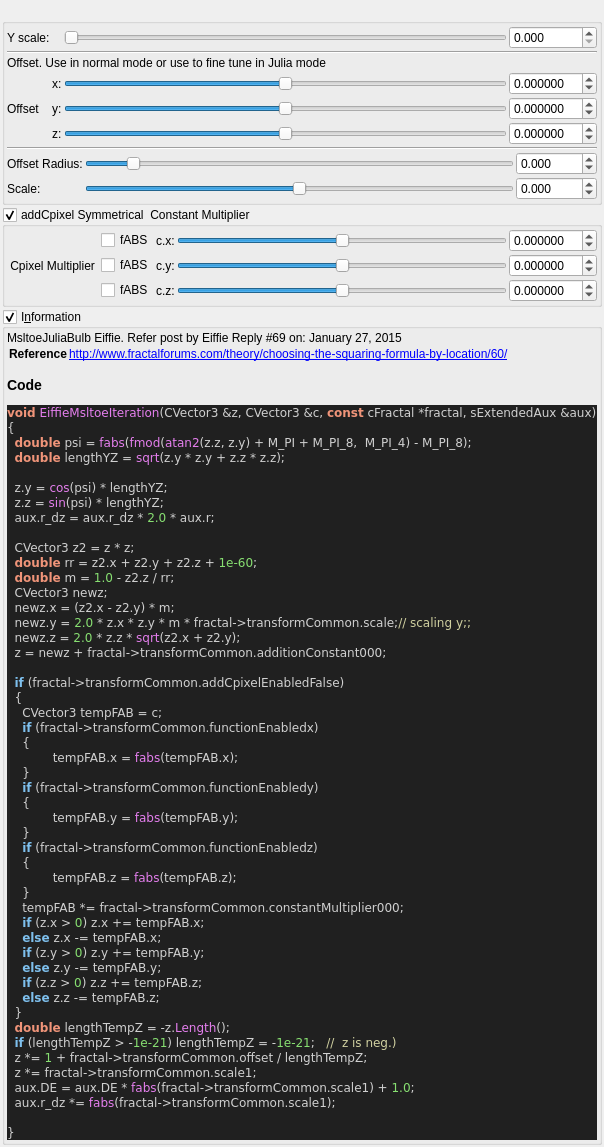
The window that mandelbulber2/qt_data/fractal_eiffie_msltoe.ui (buddhi1980/mandelbulber2) describes before a commit, drawn with Qt 5.
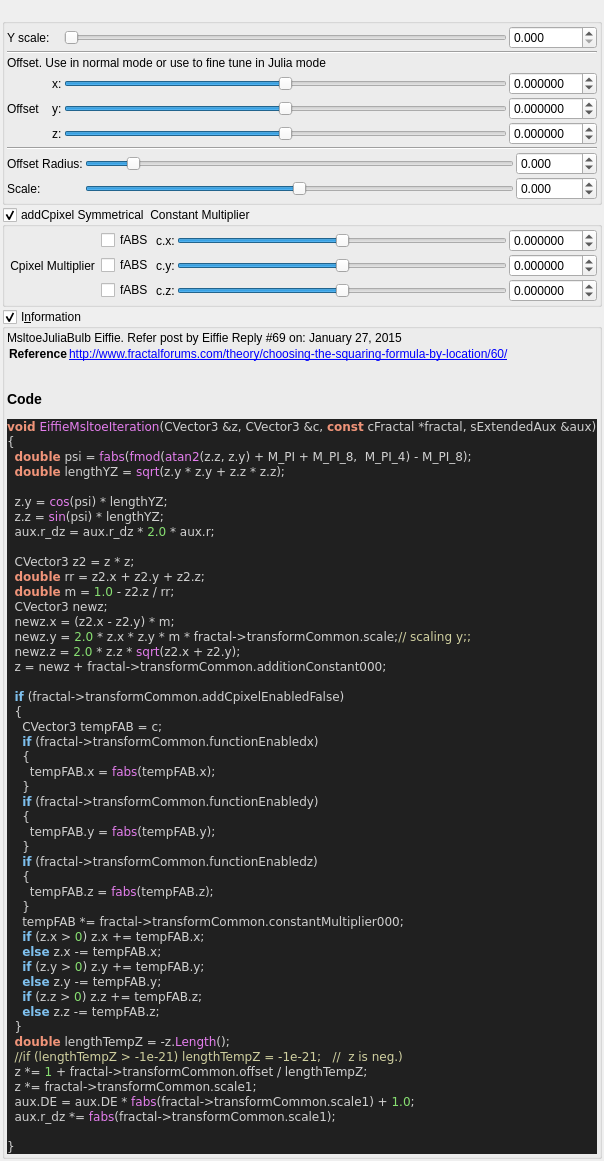
The same window after the commit. Custom widgets are drawn as their Qt base class.

Commit message:
stripped code highlight output to body tag
 the surrounding part (HTML Tag and comment) contained version specific parts.
 Now only the body tag will be written to the ui file,
 so the complete output of populateUiInformation.php should be reproducable.

 Also readded broken symlinks in deploy/share/mandelbulber2

```diff
--- a/mandelbulber2/qt_data/fractal_eiffie_msltoe.ui
+++ b/mandelbulber2/qt_data/fractal_eiffie_msltoe.ui
@@ -735,17 +735,12 @@
        <widget class="QLabel" name="label_code_content">
         <property name="text">
          <string>&lt;p&gt;MsltoeJuliaBulb Eiffie. Refer post by Eiffie    Reply #69 on: January 27, 2015&lt;/p&gt;&lt;table&gt;
-&lt;tr&gt;&lt;th&gt;Reference&lt;/th&gt;&lt;td&gt;&lt;a href=&quot;http://www.fractalforums.com/theory/choosing-the-squaring-formula-by-location/60/&quot;&gt;http://www.fractalforums.com/theory/choosing-the-squaring-formula-by-location/60/&lt;/a&gt;&lt;/td&gt;&lt;/tr&gt;
+&lt;tr&gt;&lt;th&gt;Reference&lt;/th&gt;&lt;td&gt;&lt;a href=&quot;http://www.fractalforums.com/theory/choosing-the-squaring-formula-by-location/60/&quot;&gt;http://www.fractalforums.com/theory/choosing-the-squaring-formula-by-location/60/&lt;br&gt;
+&lt;/td&gt;&lt;/tr&gt;
 &lt;/table&gt;
 &lt;h3&gt;Code&lt;/h3&gt;
-&lt;!DOCTYPE HTML PUBLIC &quot;-//W3C//DTD HTML 4.0 Transitional//EN&quot;&gt;
-&lt;html&gt;
-&lt;head&gt;
-&lt;meta http-equiv=&quot;content-type&quot; content=&quot;text/html; charset=ISO-8859-1&quot;&gt;
-&lt;title&gt;Source file&lt;/title&gt;
-&lt;/head&gt;
 &lt;body style=&quot;background-color:#202020&quot;&gt;
-&lt;pre style=&quot;color:#d0d0d0; background-color:#202020;  font-family:'Courier New';&quot;&gt;&lt;span style=&quot;color:#f09479; font-weight:bold&quot;&gt;void&lt;/span&gt; &lt;span style=&quot;color:#e47eed&quot;&gt;EiffieMsltoeIteration&lt;/span&gt;&lt;span style=&quot;color:#d0d0d0&quot;&gt;(&lt;/span&gt;CVector3 &lt;span style=&quot;color:#d0d0d0&quot;&gt;&amp;amp;&lt;/span&gt;z&lt;span style=&quot;color:#d0d0d0&quot;&gt;,&lt;/span&gt; CVector3 &lt;span style=&quot;color:#d0d0d0&quot;&gt;&amp;amp;&lt;/span&gt;c&lt;span style=&quot;color:#d0d0d0&quot;&gt;,&lt;/span&gt; &lt;span style=&quot;color:#f09479; font-weight:bold&quot;&gt;const&lt;/span&gt; cFractal &lt;span style=&quot;color:#d0d0d0&quot;&gt;*&lt;/span&gt;fractal&lt;span style=&quot;color:#d0d0d0&quot;&gt;,&lt;/span&gt; sExtendedAux &lt;span style=&quot;color:#d0d0d0&quot;&gt;&amp;amp;&lt;/span&gt;aux&lt;span style=&quot;color:#d0d0d0&quot;&gt;)&lt;/span&gt;
+&lt;pre style=&quot;color:#d0d0d0; background-color:#202020;  font-family:'Courier New',monospace;&quot;&gt;&lt;span style=&quot;color:#f09479; font-weight:bold&quot;&gt;void&lt;/span&gt; &lt;span style=&quot;color:#e47eed&quot;&gt;EiffieMsltoeIteration&lt;/span&gt;&lt;span style=&quot;color:#d0d0d0&quot;&gt;(&lt;/span&gt;CVector3 &lt;span style=&quot;color:#d0d0d0&quot;&gt;&amp;amp;&lt;/span&gt;z&lt;span style=&quot;color:#d0d0d0&quot;&gt;,&lt;/span&gt; CVector3 &lt;span style=&quot;color:#d0d0d0&quot;&gt;&amp;amp;&lt;/span&gt;c&lt;span style=&quot;color:#d0d0d0&quot;&gt;,&lt;/span&gt; &lt;span style=&quot;color:#f09479; font-weight:bold&quot;&gt;const&lt;/span&gt; cFractal &lt;span style=&quot;color:#d0d0d0&quot;&gt;*&lt;/span&gt;fractal&lt;span style=&quot;color:#d0d0d0&quot;&gt;,&lt;/span&gt; sExtendedAux &lt;span style=&quot;color:#d0d0d0&quot;&gt;&amp;amp;&lt;/span&gt;aux&lt;span style=&quot;color:#d0d0d0&quot;&gt;)&lt;/span&gt;
 &lt;span style=&quot;color:#d0d0d0&quot;&gt;{&lt;/span&gt;
   &lt;span style=&quot;color:#f09479; font-weight:bold&quot;&gt;double&lt;/span&gt; psi &lt;span style=&quot;color:#d0d0d0&quot;&gt;=&lt;/span&gt; &lt;span style=&quot;color:#e47eed&quot;&gt;fabs&lt;/span&gt;&lt;span style=&quot;color:#d0d0d0&quot;&gt;(&lt;/span&gt;&lt;span style=&quot;color:#e47eed&quot;&gt;fmod&lt;/span&gt;&lt;span style=&quot;color:#d0d0d0&quot;&gt;(&lt;/span&gt;&lt;span style=&quot;color:#e47eed&quot;&gt;atan2&lt;/span&gt;&lt;span style=&quot;color:#d0d0d0&quot;&gt;(&lt;/span&gt;z&lt;span style=&quot;color:#d0d0d0&quot;&gt;.&lt;/span&gt;z&lt;span style=&quot;color:#d0d0d0&quot;&gt;,&lt;/span&gt; z&lt;span style=&quot;color:#d0d0d0&quot;&gt;.&lt;/span&gt;y&lt;span style=&quot;color:#d0d0d0&quot;&gt;) +&lt;/span&gt; M_PI &lt;span style=&quot;color:#d0d0d0&quot;&gt;+&lt;/span&gt; M_PI_8&lt;span style=&quot;color:#d0d0d0&quot;&gt;,&lt;/span&gt;  M_PI_4&lt;span style=&quot;color:#d0d0d0&quot;&gt;) -&lt;/span&gt; M_PI_8&lt;span style=&quot;color:#d0d0d0&quot;&gt;);&lt;/span&gt;
   &lt;span style=&quot;color:#f09479; font-weight:bold&quot;&gt;double&lt;/span&gt; lengthYZ &lt;span style=&quot;color:#d0d0d0&quot;&gt;=&lt;/span&gt; &lt;span style=&quot;color:#e47eed&quot;&gt;sqrt&lt;/span&gt;&lt;span style=&quot;color:#d0d0d0&quot;&gt;(&lt;/span&gt;z&lt;span style=&quot;color:#d0d0d0&quot;&gt;.&lt;/span&gt;y &lt;span style=&quot;color:#d0d0d0&quot;&gt;*&lt;/span&gt; z&lt;span style=&quot;color:#d0d0d0&quot;&gt;.&lt;/span&gt;y &lt;span style=&quot;color:#d0d0d0&quot;&gt;+&lt;/span&gt; z&lt;span style=&quot;color:#d0d0d0&quot;&gt;.&lt;/span&gt;z &lt;span style=&quot;color:#d0d0d0&quot;&gt;*&lt;/span&gt; z&lt;span style=&quot;color:#d0d0d0&quot;&gt;.&lt;/span&gt;z&lt;span style=&quot;color:#d0d0d0&quot;&gt;);&lt;/span&gt;
@@ -755,7 +750,7 @@
   aux&lt;span style=&quot;color:#d0d0d0&quot;&gt;.&lt;/span&gt;r_dz &lt;span style=&quot;color:#d0d0d0&quot;&gt;=&lt;/span&gt; aux&lt;span style=&quot;color:#d0d0d0&quot;&gt;.&lt;/span&gt;r_dz &lt;span style=&quot;color:#d0d0d0&quot;&gt;*&lt;/span&gt; &lt;span style=&quot;color:#87df71&quot;&gt;2.0&lt;/span&gt; &lt;span style=&quot;color:#d0d0d0&quot;&gt;*&lt;/span&gt; aux&lt;span style=&quot;color:#d0d0d0&quot;&gt;.&lt;/span&gt;r&lt;span style=&quot;color:#d0d0d0&quot;&gt;;&lt;/span&gt;
 
   CVector3 z2 &lt;span style=&quot;color:#d0d0d0&quot;&gt;=&lt;/span&gt; z &lt;span style=&quot;color:#d0d0d0&quot;&gt;*&lt;/span&gt; z&lt;span style=&quot;color:#d0d0d0&quot;&gt;;&lt;/span&gt;
-  &lt;span style=&quot;color:#f09479; font-weight:bold&quot;&gt;double&lt;/span&gt; rr &lt;span style=&quot;color:#d0d0d0&quot;&gt;=&lt;/span&gt; z2&lt;span style=&quot;color:#d0d0d0&quot;&gt;.&lt;/span&gt;x &lt;span style=&quot;color:#d0d0d0&quot;&gt;+&lt;/span&gt; z2&lt;span style=&quot;color:#d0d0d0&quot;&gt;.&lt;/span&gt;y &lt;span style=&quot;color:#d0d0d0&quot;&gt;+&lt;/span&gt; z2&lt;span style=&quot;color:#d0d0d0&quot;&gt;.&lt;/span&gt;z &lt;span style=&quot;color:#d0d0d0&quot;&gt;+&lt;/span&gt; &lt;span style=&quot;color:#87df71&quot;&gt;1e-60&lt;/span&gt;&lt;span style=&quot;color:#d0d0d0&quot;&gt;;&lt;/span&gt;
+  &lt;span style=&quot;color:#f09479; font-weight:bold&quot;&gt;double&lt;/span&gt; rr &lt;span style=&quot;color:#d0d0d0&quot;&gt;=&lt;/span&gt; z2&lt;span style=&quot;color:#d0d0d0&quot;&gt;.&lt;/span&gt;x &lt;span style=&quot;color:#d0d0d0&quot;&gt;+&lt;/span&gt; z2&lt;span style=&quot;color:#d0d0d0&quot;&gt;.&lt;/span&gt;y &lt;span style=&quot;color:#d0d0d0&quot;&gt;+&lt;/span&gt; z2&lt;span style=&quot;color:#d0d0d0&quot;&gt;.&lt;/span&gt;z&lt;span style=&quot;color:#d0d0d0&quot;&gt;;&lt;/span&gt;
   &lt;span style=&quot;color:#f09479; font-weight:bold&quot;&gt;double&lt;/span&gt; m &lt;span style=&quot;color:#d0d0d0&quot;&gt;=&lt;/span&gt; &lt;span style=&quot;color:#87df71&quot;&gt;1.0&lt;/span&gt; &lt;span style=&quot;color:#d0d0d0&quot;&gt;-&lt;/span&gt; z2&lt;span style=&quot;color:#d0d0d0&quot;&gt;.&lt;/span&gt;z &lt;span style=&quot;color:#d0d0d0&quot;&gt;/&lt;/span&gt; rr&lt;span style=&quot;color:#d0d0d0&quot;&gt;;&lt;/span&gt;
   CVector3 newz&lt;span style=&quot;color:#d0d0d0&quot;&gt;;&lt;/span&gt;
   newz&lt;span style=&quot;color:#d0d0d0&quot;&gt;.&lt;/span&gt;x &lt;span style=&quot;color:#d0d0d0&quot;&gt;= (&lt;/span&gt;z2&lt;span style=&quot;color:#d0d0d0&quot;&gt;.&lt;/span&gt;x &lt;span style=&quot;color:#d0d0d0&quot;&gt;-&lt;/span&gt; z2&lt;span style=&quot;color:#d0d0d0&quot;&gt;.&lt;/span&gt;y&lt;span style=&quot;color:#d0d0d0&quot;&gt;) *&lt;/span&gt; m&lt;span style=&quot;color:#d0d0d0&quot;&gt;;&lt;/span&gt;
@@ -768,15 +763,15 @@
     CVector3 tempFAB &lt;span style=&quot;color:#d0d0d0&quot;&gt;=&lt;/span&gt; c&lt;span style=&quot;color:#d0d0d0&quot;&gt;;&lt;/span&gt;
     &lt;span style=&quot;color:#7ec0ee; font-weight:bold&quot;&gt;if&lt;/span&gt; &lt;span style=&quot;color:#d0d0d0&quot;&gt;(&lt;/span&gt;fractal&lt;span style=&quot;color:#d0d0d0&quot;&gt;-&amp;gt;&lt;/span&gt;transformCommon&lt;span style=&quot;color:#d0d0d0&quot;&gt;.&lt;/span&gt;functionEnabledx&lt;span style=&quot;color:#d0d0d0&quot;&gt;)&lt;/span&gt;
     &lt;span style=&quot;color:#d0d0d0&quot;&gt;{&lt;/span&gt;
-            tempFAB&lt;span style=&quot;color:#d0d0d0&quot;&gt;.&lt;/span&gt;x &lt;span style=&quot;color:#d0d0d0&quot;&gt;=&lt;/span&gt; &lt;span style=&quot;color:#e47eed&quot;&gt;fabs&lt;/span&gt;&lt;span style=&quot;color:#d0d0d0&quot;&gt;(&lt;/span&gt;tempFAB&lt;span style=&quot;color:#d0d0d0&quot;&gt;.&lt;/span&gt;x&lt;span style=&quot;color:#d0d0d0&quot;&gt;);&lt;/span&gt;
+      tempFAB&lt;span style=&quot;color:#d0d0d0&quot;&gt;.&lt;/span&gt;x &lt;span style=&quot;color:#d0d0d0&quot;&gt;=&lt;/span&gt; &lt;span style=&quot;color:#e47eed&quot;&gt;fabs&lt;/span&gt;&lt;span style=&quot;color:#d0d0d0&quot;&gt;(&lt;/span&gt;tempFAB&lt;span style=&quot;color:#d0d0d0&quot;&gt;.&lt;/span&gt;x&lt;span style=&quot;color:#d0d0d0&quot;&gt;);&lt;/span&gt;
     &lt;span style=&quot;color:#d0d0d0&quot;&gt;}&lt;/span&gt;
     &lt;span style=&quot;color:#7ec0ee; font-weight:bold&quot;&gt;if&lt;/span&gt; &lt;span style=&quot;color:#d0d0d0&quot;&gt;(&lt;/span&gt;fractal&lt;span style=&quot;color:#d0d0d0&quot;&gt;-&amp;gt;&lt;/span&gt;transformCommon&lt;span style=&quot;color:#d0d0d0&quot;&gt;.&lt;/span&gt;functionEnabledy&lt;span style=&quot;color:#d0d0d0&quot;&gt;)&lt;/span&gt;
     &lt;span style=&quot;color:#d0d0d0&quot;&gt;{&lt;/span&gt;
-            tempFAB&lt;span style=&quot;color:#d0d0d0&quot;&gt;.&lt;/span&gt;y &lt;span style=&quot;color:#d0d0d0&quot;&gt;=&lt;/span&gt; &lt;span style=&quot;color:#e47eed&quot;&gt;fabs&lt;/span&gt;&lt;span style=&quot;color:#d0d0d0&quot;&gt;(&lt;/span&gt;tempFAB&lt;span style=&quot;color:#d0d0d0&quot;&gt;.&lt;/span&gt;y&lt;span style=&quot;color:#d0d0d0&quot;&gt;);&lt;/span&gt;
+      tempFAB&lt;span style=&quot;color:#d0d0d0&quot;&gt;.&lt;/span&gt;y &lt;span style=&quot;color:#d0d0d0&quot;&gt;=&lt;/span&gt; &lt;span style=&quot;color:#e47eed&quot;&gt;fabs&lt;/span&gt;&lt;span style=&quot;color:#d0d0d0&quot;&gt;(&lt;/span&gt;tempFAB&lt;span style=&quot;color:#d0d0d0&quot;&gt;.&lt;/span&gt;y&lt;span style=&quot;color:#d0d0d0&quot;&gt;);&lt;/span&gt;
     &lt;span style=&quot;color:#d0d0d0&quot;&gt;}&lt;/span&gt;
     &lt;span style=&quot;color:#7ec0ee; font-weight:bold&quot;&gt;if&lt;/span&gt; &lt;span style=&quot;color:#d0d0d0&quot;&gt;(&lt;/span&gt;fractal&lt;span style=&quot;color:#d0d0d0&quot;&gt;-&amp;gt;&lt;/span&gt;transformCommon&lt;span style=&quot;color:#d0d0d0&quot;&gt;.&lt;/span&gt;functionEnabledz&lt;span style=&quot;color:#d0d0d0&quot;&gt;)&lt;/span&gt;
     &lt;span style=&quot;color:#d0d0d0&quot;&gt;{&lt;/span&gt;
-            tempFAB&lt;span style=&quot;color:#d0d0d0&quot;&gt;.&lt;/span&gt;z &lt;span style=&quot;color:#d0d0d0&quot;&gt;=&lt;/span&gt; &lt;span style=&quot;color:#e47eed&quot;&gt;fabs&lt;/span&gt;&lt;span style=&quot;color:#d0d0d0&quot;&gt;(&lt;/span&gt;tempFAB&lt;span style=&quot;color:#d0d0d0&quot;&gt;.&lt;/span&gt;z&lt;span style=&quot;color:#d0d0d0&quot;&gt;);&lt;/span&gt;
+      tempFAB&lt;span style=&quot;color:#d0d0d0&quot;&gt;.&lt;/span&gt;z &lt;span style=&quot;color:#d0d0d0&quot;&gt;=&lt;/span&gt; &lt;span style=&quot;color:#e47eed&quot;&gt;fabs&lt;/span&gt;&lt;span style=&quot;color:#d0d0d0&quot;&gt;(&lt;/span&gt;tempFAB&lt;span style=&quot;color:#d0d0d0&quot;&gt;.&lt;/span&gt;z&lt;span style=&quot;color:#d0d0d0&quot;&gt;);&lt;/span&gt;
     &lt;span style=&quot;color:#d0d0d0&quot;&gt;}&lt;/span&gt;
     tempFAB &lt;span style=&quot;color:#d0d0d0&quot;&gt;*=&lt;/span&gt; fractal&lt;span style=&quot;color:#d0d0d0&quot;&gt;-&amp;gt;&lt;/span&gt;transformCommon&lt;span style=&quot;color:#d0d0d0&quot;&gt;.&lt;/span&gt;constantMultiplier000&lt;span style=&quot;color:#d0d0d0&quot;&gt;;&lt;/span&gt;
     &lt;span style=&quot;color:#7ec0ee; font-weight:bold&quot;&gt;if&lt;/span&gt; &lt;span style=&quot;color:#d0d0d0&quot;&gt;(&lt;/span&gt;z&lt;span style=&quot;color:#d0d0d0&quot;&gt;.&lt;/span&gt;x &lt;span style=&quot;color:#d0d0d0&quot;&gt;&amp;gt;&lt;/span&gt; &lt;span style=&quot;color:#87df71&quot;&gt;0&lt;/span&gt;&lt;span style=&quot;color:#d0d0d0&quot;&gt;)&lt;/span&gt; z&lt;span style=&quot;color:#d0d0d0&quot;&gt;.&lt;/span&gt;x &lt;span style=&quot;color:#d0d0d0&quot;&gt;+=&lt;/span&gt; tempFAB&lt;span style=&quot;color:#d0d0d0&quot;&gt;.&lt;/span&gt;x&lt;span style=&quot;color:#d0d0d0&quot;&gt;;&lt;/span&gt;
@@ -787,7 +782,7 @@
     &lt;span style=&quot;color:#7ec0ee; font-weight:bold&quot;&gt;else&lt;/span&gt; z&lt;span style=&quot;color:#d0d0d0&quot;&gt;.&lt;/span&gt;z &lt;span style=&quot;color:#d0d0d0&quot;&gt;-=&lt;/span&gt; tempFAB&lt;span style=&quot;color:#d0d0d0&quot;&gt;.&lt;/span&gt;z&lt;span style=&quot;color:#d0d0d0&quot;&gt;;&lt;/span&gt;
   &lt;span style=&quot;color:#d0d0d0&quot;&gt;}&lt;/span&gt;
   &lt;span style=&quot;color:#f09479; font-weight:bold&quot;&gt;double&lt;/span&gt; lengthTempZ &lt;span style=&quot;color:#d0d0d0&quot;&gt;= -&lt;/span&gt;z&lt;span style=&quot;color:#d0d0d0&quot;&gt;.&lt;/span&gt;&lt;span style=&quot;color:#e47eed&quot;&gt;Length&lt;/span&gt;&lt;span style=&quot;color:#d0d0d0&quot;&gt;();&lt;/span&gt;
-  &lt;span style=&quot;color:#7ec0ee; font-weight:bold&quot;&gt;if&lt;/span&gt; &lt;span style=&quot;color:#d0d0d0&quot;&gt;(&lt;/span&gt;lengthTempZ &lt;span style=&quot;color:#d0d0d0&quot;&gt;&amp;gt; -&lt;/span&gt;&lt;span style=&quot;color:#87df71&quot;&gt;1e-21&lt;/span&gt;&lt;span style=&quot;color:#d0d0d0&quot;&gt;)&lt;/span&gt; lengthTempZ &lt;span style=&quot;color:#d0d0d0&quot;&gt;= -&lt;/span&gt;&lt;span style=&quot;color:#87df71&quot;&gt;1e-21&lt;/span&gt;&lt;span style=&quot;color:#d0d0d0&quot;&gt;;&lt;/span&gt;   &lt;span style=&quot;color:#d0d0a0&quot;&gt;//  z is neg.)&lt;/span&gt;
+  &lt;span style=&quot;color:#d0d0a0&quot;&gt;//if (lengthTempZ &amp;gt; -1e-21) lengthTempZ = -1e-21;   //  z is neg.)&lt;/span&gt;
   z &lt;span style=&quot;color:#d0d0d0&quot;&gt;*=&lt;/span&gt; &lt;span style=&quot;color:#87df71&quot;&gt;1&lt;/span&gt; &lt;span style=&quot;color:#d0d0d0&quot;&gt;+&lt;/span&gt; fractal&lt;span style=&quot;color:#d0d0d0&quot;&gt;-&amp;gt;&lt;/span&gt;transformCommon&lt;span style=&quot;color:#d0d0d0&quot;&gt;.&lt;/span&gt;offset &lt;span style=&quot;color:#d0d0d0&quot;&gt;/&lt;/span&gt; lengthTempZ&lt;span style=&quot;color:#d0d0d0&quot;&gt;;&lt;/span&gt;
   z &lt;span style=&quot;color:#d0d0d0&quot;&gt;*=&lt;/span&gt; fractal&lt;span style=&quot;color:#d0d0d0&quot;&gt;-&amp;gt;&lt;/span&gt;transformCommon&lt;span style=&quot;color:#d0d0d0&quot;&gt;.&lt;/span&gt;scale1&lt;span style=&quot;color:#d0d0d0&quot;&gt;;&lt;/span&gt;
   aux&lt;span style=&quot;color:#d0d0d0&quot;&gt;.&lt;/span&gt;DE &lt;span style=&quot;color:#d0d0d0&quot;&gt;=&lt;/span&gt; aux&lt;span style=&quot;color:#d0d0d0&quot;&gt;.&lt;/span&gt;DE &lt;span style=&quot;color:#d0d0d0&quot;&gt;*&lt;/span&gt; &lt;span style=&quot;color:#e47eed&quot;&gt;fabs&lt;/span&gt;&lt;span style=&quot;color:#d0d0d0&quot;&gt;(&lt;/span&gt;fractal&lt;span style=&quot;color:#d0d0d0&quot;&gt;-&amp;gt;&lt;/span&gt;transformCommon&lt;span style=&quot;color:#d0d0d0&quot;&gt;.&lt;/span&gt;scale1&lt;span style=&quot;color:#d0d0d0&quot;&gt;) +&lt;/span&gt; &lt;span style=&quot;color:#87df71&quot;&gt;1.0&lt;/span&gt;&lt;span style=&quot;color:#d0d0d0&quot;&gt;;&lt;/span&gt;
@@ -795,10 +790,7 @@
 
 &lt;span style=&quot;color:#d0d0d0&quot;&gt;}&lt;/span&gt;
 &lt;/pre&gt;
-&lt;/body&gt;
-&lt;/html&gt;
-&lt;!--HTML generated by highlight 3.9, http://www.andre-simon.de/--&gt;
-</string>
+&lt;/body&gt;</string>
         </property>
         <property name="wordWrap">
          <bool>true</bool>
```
The commit also changes 109 other files.
